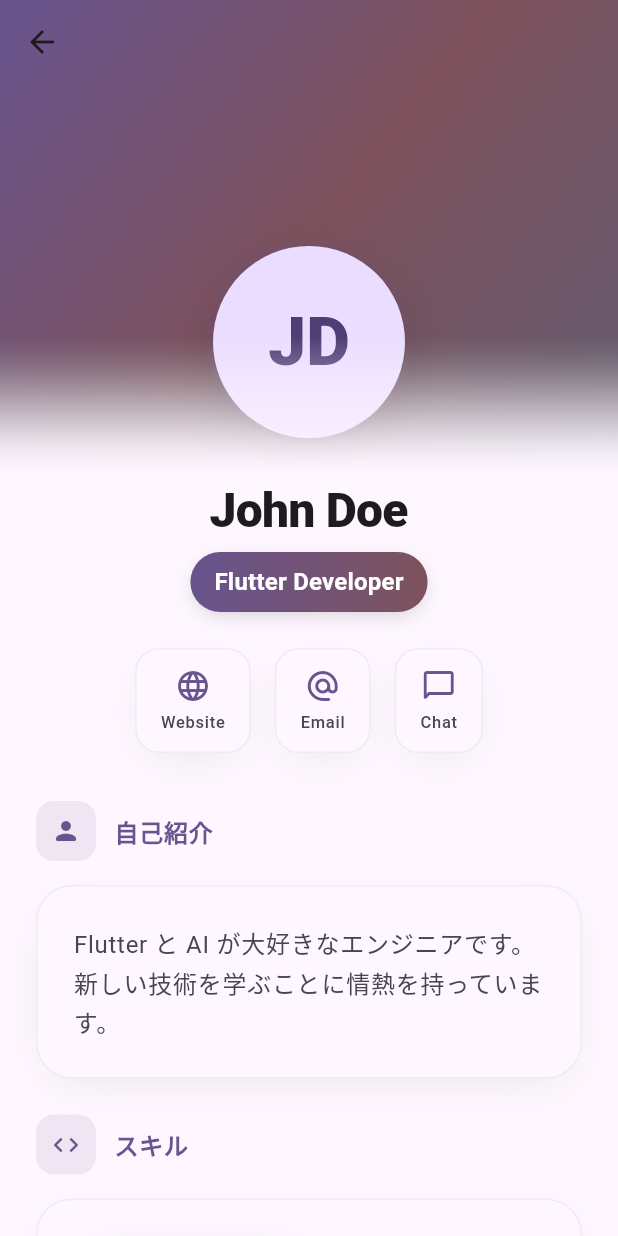
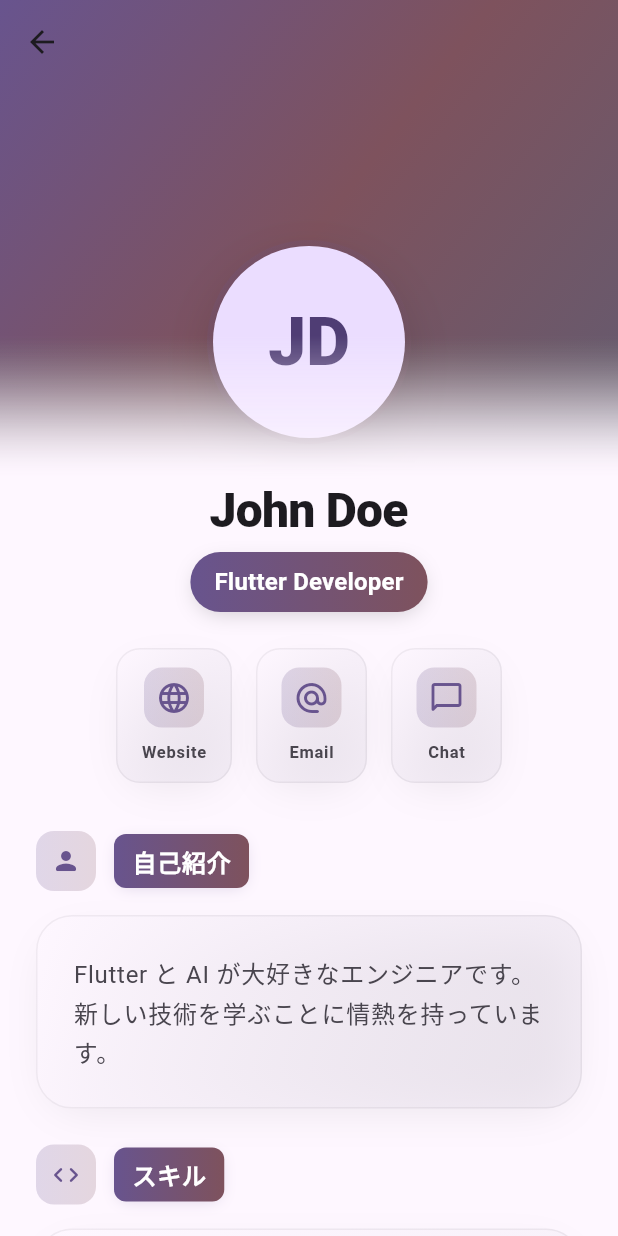
Before and after one commit to Koichi5/cursor_agent_sample, a Flutter app: the ProfileDetailPage screen opened directly with empty values, on a phone screen of 412 x 824 dp. Run offline on Flutter 3.47's test engine with Material 3 defaults, Android fonts, the phone set to English and light mode, and no system bars.

Commit message:
style: Improve profile detail page with enhanced section cards and buttons

```diff
--- a/lib/views/profile_detail_page/profile_detail_page.dart
+++ b/lib/views/profile_detail_page/profile_detail_page.dart
@@ -279,7 +279,14 @@ class ProfileDetailPage extends StatelessWidget {
             vertical: 12,
           ),
           decoration: BoxDecoration(
-            color: theme.colorScheme.surface,
+            gradient: LinearGradient(
+              begin: Alignment.topLeft,
+              end: Alignment.bottomRight,
+              colors: [
+                theme.colorScheme.surface,
+                theme.colorScheme.surfaceVariant.withOpacity(0.5),
+              ],
+            ),
             borderRadius: BorderRadius.circular(16),
             boxShadow: [
               BoxShadow(
@@ -296,16 +303,29 @@ class ProfileDetailPage extends StatelessWidget {
           ),
           child: Column(
             children: [
-              Icon(
+              Container(
+                padding: const EdgeInsets.all(8),
+                decoration: BoxDecoration(
+                  gradient: LinearGradient(
+                    colors: [
+                      theme.colorScheme.primary.withOpacity(0.2),
+                      theme.colorScheme.tertiary.withOpacity(0.2),
+                    ],
+                  ),
+                  borderRadius: BorderRadius.circular(12),
+                ),
+                child: Icon(
                   icon,
                   color: theme.colorScheme.primary,
                   size: 24,
                 ),
-              const SizedBox(height: 4),
+              ),
+              const SizedBox(height: 8),
               Text(
                 label,
                 style: theme.textTheme.labelSmall?.copyWith(
                   color: theme.colorScheme.onSurfaceVariant,
+                  fontWeight: FontWeight.w600,
                 ),
               ),
             ],
@@ -330,7 +350,12 @@ class ProfileDetailPage extends StatelessWidget {
             Container(
               padding: const EdgeInsets.all(10),
               decoration: BoxDecoration(
-                color: theme.colorScheme.primary.withOpacity(0.1),
+                gradient: LinearGradient(
+                  colors: [
+                    theme.colorScheme.primary.withOpacity(0.2),
+                    theme.colorScheme.tertiary.withOpacity(0.2),
+                  ],
+                ),
                 borderRadius: BorderRadius.circular(12),
               ),
               child: Icon(
@@ -340,12 +365,35 @@ class ProfileDetailPage extends StatelessWidget {
               ),
             ),
             const SizedBox(width: 12),
-            Text(
+            Container(
+              padding: const EdgeInsets.symmetric(
+                horizontal: 12,
+                vertical: 6,
+              ),
+              decoration: BoxDecoration(
+                gradient: LinearGradient(
+                  colors: [
+                    theme.colorScheme.primary,
+                    theme.colorScheme.tertiary,
+                  ],
+                ),
+                borderRadius: BorderRadius.circular(8),
+                boxShadow: [
+                  BoxShadow(
+                    color: theme.colorScheme.primary.withOpacity(0.2),
+                    blurRadius: 8,
+                    offset: const Offset(0, 2),
+                    spreadRadius: -2,
+                  ),
+                ],
+              ),
+              child: Text(
                 title,
                 style: theme.textTheme.titleMedium?.copyWith(
-                color: theme.colorScheme.primary,
+                  color: theme.colorScheme.onPrimary,
                   fontWeight: FontWeight.w900,
                   letterSpacing: 0.5,
+                ),
               ),
             ),
           ],
@@ -355,7 +403,14 @@ class ProfileDetailPage extends StatelessWidget {
           width: double.infinity,
           padding: const EdgeInsets.all(24),
           decoration: BoxDecoration(
-            color: theme.colorScheme.surface,
+            gradient: LinearGradient(
+              begin: Alignment.topLeft,
+              end: Alignment.bottomRight,
+              colors: [
+                theme.colorScheme.surface,
+                theme.colorScheme.surfaceVariant.withOpacity(0.5),
+              ],
+            ),
             borderRadius: BorderRadius.circular(24),
             boxShadow: [
               BoxShadow(
```
Lines whose indentation alone changed are shown as unchanged.
